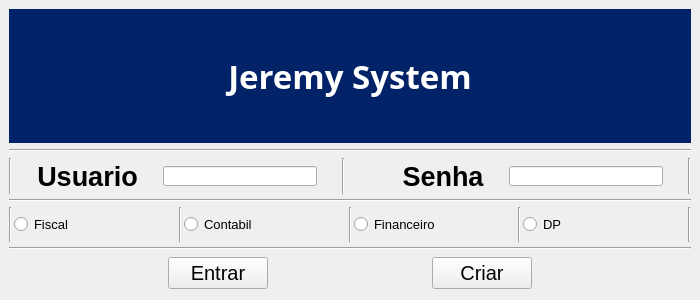
Qt form QT/login_janela.ui (BrunoFellipS/RPA-tratar-planilhas) before a commit.
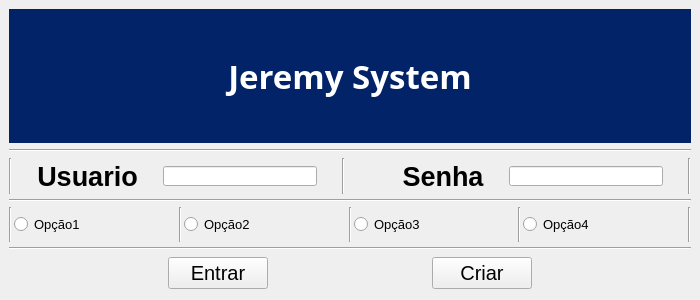
The same form after that commit. Icons and pictures are not drawn.

The edit to the form file:
```diff
--- a/QT/login_janela.ui
+++ b/QT/login_janela.ui
@@ -271,7 +271,7 @@
            </font>
           </property>
           <property name="text">
-           <string>Fiscal</string>
+           <string>Opção1</string>
           </property>
          </widget>
         </item>
@@ -290,7 +290,7 @@
            </font>
           </property>
           <property name="text">
-           <string>Contabil</string>
+           <string>Opção2</string>
           </property>
          </widget>
         </item>
@@ -309,7 +309,7 @@
            </font>
           </property>
           <property name="text">
-           <string>Financeiro</string>
+           <string>Opção3</string>
           </property>
          </widget>
         </item>
@@ -328,7 +328,7 @@
            </font>
           </property>
           <property name="text">
-           <string>DP</string>
+           <string>Opção4</string>
           </property>
          </widget>
         </item>
```
